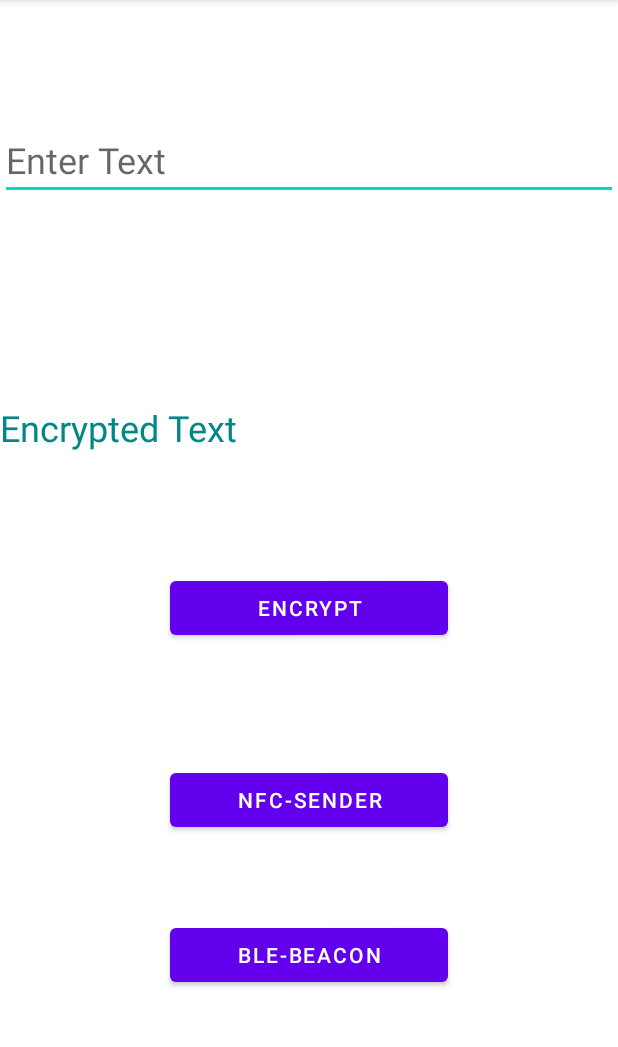
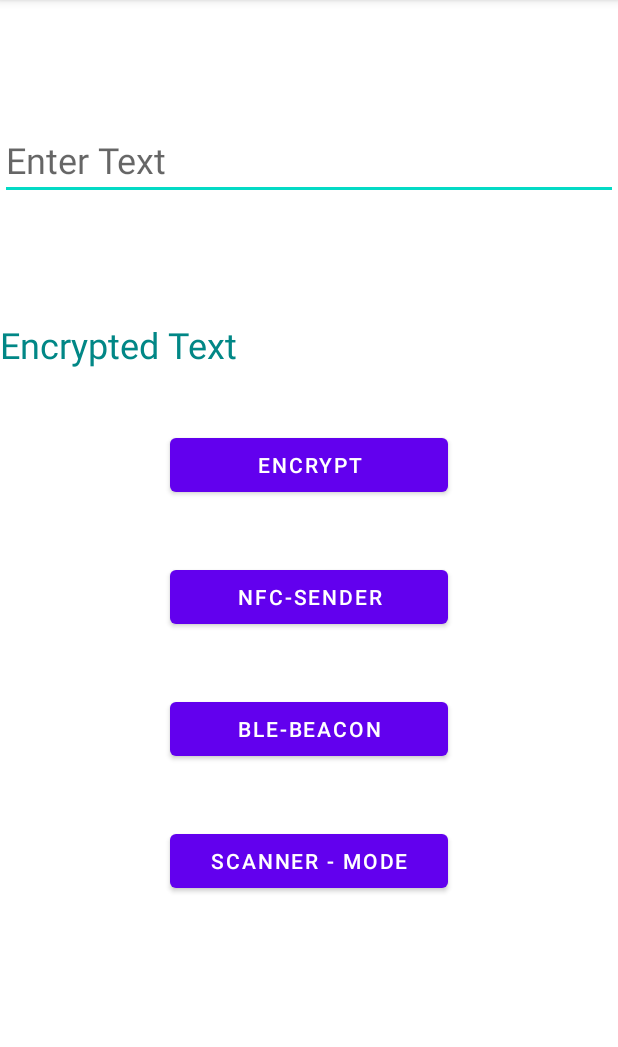
Before and after one commit to Ranawatt/BLE-NFC, an Android app: the screen it shows after launch (ServerActivity), on a phone screen of 412 x 824 dp, the part 84-1131 px from its top. Run offline under Robolectric (Android 15) with nearby library versions, the phone set to English and light mode, and no system bars.

```diff
--- a/app/src/main/java/com/example/ble_nfc/server/ServerActivity.java
+++ b/app/src/main/java/com/example/ble_nfc/server/ServerActivity.java
@@ -31,7 +31,7 @@ public class ServerActivity extends AppCompatActivity implements View.OnClickLis
 
     private EditText etValue;
     private TextView tvEncrypt;
-    private Button btnEncrypt, btnBle, btnNfc;
+    private Button btnEncrypt, btnScan, btnBle, btnNfc;
     private BluetoothAdapter mBluetoothAdapter;
     public HCEManager mHCEManager;
 
@@ -49,6 +49,7 @@ public class ServerActivity extends AppCompatActivity implements View.OnClickLis
         tvEncrypt = findViewById(R.id.tv_encrypted);
         btnBle = findViewById(R.id.button_ble);
         btnNfc = findViewById(R.id.button_nfc);
+        btnScan = findViewById(R.id.button_scan);
         btnEncrypt = findViewById(R.id.button_encrypt);
     }
     private void initListener() {
@@ -59,6 +60,7 @@ public class ServerActivity extends AppCompatActivity implements View.OnClickLis
             btnBle.setOnClickListener(this);
             btnNfc.setOnClickListener(this);
 //        }
+        btnScan.setOnClickListener(this);
     }
 
 
@@ -112,6 +114,10 @@ public class ServerActivity extends AppCompatActivity implements View.OnClickLis
                 sendEncryptedData();
             }
 
+        }
+
+        if (v.getId() == R.id.button_scan){
+            startActivity(new Intent(this, ClientActivity.class));
         }
 
     }
--- a/app/src/main/res/layout/activity_server.xml
+++ b/app/src/main/res/layout/activity_server.xml
@@ -24,7 +24,7 @@
         android:id="@+id/tv_encrypted"
         android:layout_width="match_parent"
         android:layout_height="wrap_content"
-        android:layout_marginTop="@dimen/dimen_135"
+        android:layout_marginTop="@dimen/dimen_80"
         android:text="@string/text_encrypted"
         android:textSize="@dimen/text_24"
         android:textColor="@color/teal_700"
@@ -39,7 +39,7 @@
         android:layout_width="@dimen/dimen_185"
         android:layout_height="wrap_content"
         android:text="@string/btn_encrypt"
-        android:layout_marginTop="@dimen/dimen_80"
+        android:layout_marginTop="@dimen/dimen_40"
         app:layout_constraintEnd_toEndOf="parent"
         app:layout_constraintStart_toStartOf="parent"
         app:layout_constraintTop_toBottomOf="@+id/tv_encrypted" />
@@ -48,8 +48,8 @@
         android:id="@+id/button_nfc"
         android:layout_width="@dimen/dimen_185"
         android:layout_height="wrap_content"
-        android:layout_marginTop="@dimen/dimen_80"
         android:text="@string/button_nfc"
+        android:layout_marginTop="@dimen/dimen_40"
         app:layout_constraintEnd_toEndOf="parent"
         app:layout_constraintStart_toStartOf="parent"
         app:layout_constraintTop_toBottomOf="@+id/button_encrypt" />
@@ -59,12 +59,21 @@
         android:id="@+id/button_ble"
         android:layout_width="@dimen/dimen_185"
         android:layout_height="wrap_content"
+        android:layout_marginTop="@dimen/dimen_40"
         android:text="@string/button_ble"
-        app:layout_constraintBottom_toBottomOf="parent"
         app:layout_constraintEnd_toEndOf="parent"
         app:layout_constraintStart_toStartOf="parent"
-        app:layout_constraintTop_toBottomOf="@+id/button_nfc"
-        app:layout_constraintVertical_bias="0.341" />
+        app:layout_constraintTop_toBottomOf="@+id/button_nfc" />
+
+    <Button
+        android:id="@+id/button_scan"
+        android:layout_width="@dimen/dimen_185"
+        android:layout_height="wrap_content"
+        android:text="@string/button_scan"
+        android:layout_marginTop="@dimen/dimen_40"
+        app:layout_constraintEnd_toEndOf="parent"
+        app:layout_constraintStart_toStartOf="parent"
+        app:layout_constraintTop_toBottomOf="@+id/button_ble" />
 
     <FrameLayout
         android:id="@+id/advertiser_container"
--- a/app/src/main/res/values-night/strings.xml
+++ b/app/src/main/res/values-night/strings.xml
@@ -2,4 +2,5 @@
 <resources>
     <string name="ble_not_supported">BLE Not Supported</string>
     <string name="error_bluetooth_not_supported">Bluetooth Not Supported</string>
+    <string name="button_scan">SCANNER - MODE</string>
 </resources>
--- a/app/src/main/res/values/dimens.xml
+++ b/app/src/main/res/values/dimens.xml
@@ -1,12 +1,15 @@
 <?xml version="1.0" encoding="utf-8"?>
 <resources>
+    <dimen name="dimen_20">20dp</dimen>
     <dimen name="dimen_40">40dp</dimen>
     <dimen name="dimen_60">60dp</dimen>
     <dimen name="dimen_80">80dp</dimen>
+    <dimen name="dimen_100">100dp</dimen>
     <dimen name="dimen_115">115dp</dimen>
     <dimen name="dimen_135">135dp</dimen>
     <dimen name="dimen_165">165dp</dimen>
     <dimen name="dimen_185">185dp</dimen>
+    <dimen name="dimen_250">250dp</dimen>
 
     <dimen name="text_12">12sp</dimen>
     <dimen name="text_16">16sp</dimen>
--- a/app/src/main/res/values/strings.xml
+++ b/app/src/main/res/values/strings.xml
@@ -43,4 +43,5 @@
     <string name="no_name">(no name)</string>
     <string name="start_error_unknown">unknown error</string>
     <string name="advertising_timedout">Advertising stopped due to timeout.</string>
+    <string name="button_scan">SCANNER - MODE</string>
 </resources>
```
Also changed, not shown: app/src/main/java/com/example/ble_nfc/adapter/ScanResultAdapter.java (+5 -6 lines), app/src/main/java/com/example/ble_nfc/client/ClientActivity.java (+12 -4 lines), app/src/main/java/com/example/ble_nfc/fragment/ScannerFragment.java (+17 -1 lines), app/src/main/res/layout/fragment_advertiser.xml (+5 -5 lines).
